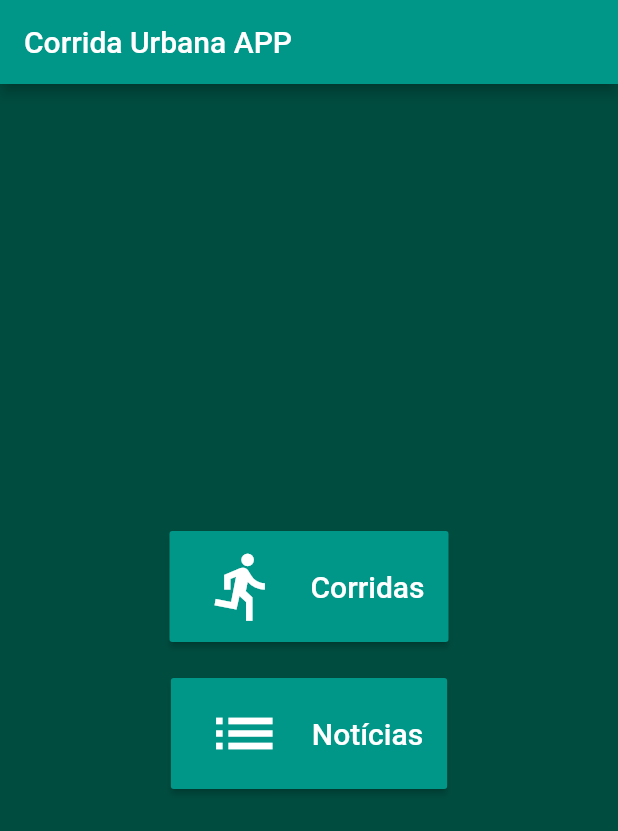
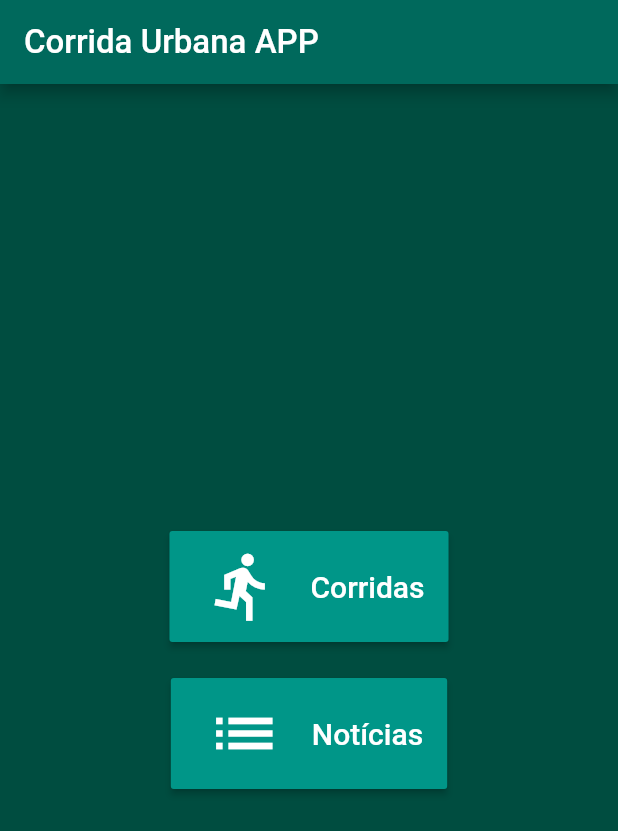
Before and after one commit to victorwardi/CorridaUrbanaFlutter, a Flutter app: the screen it shows after launch, on a phone screen of 412 x 824 dp. Shown: the top 831 px of the screen. Run offline on Flutter 3.47's test engine with Material 2 defaults, Android fonts, the phone set to English and light mode, and no system bars; missing offline and left inert: flutter_html_view, map_view.

```diff
--- a/lib/main.dart
+++ b/lib/main.dart
@@ -1,4 +1,3 @@
-
 import 'package:flutter/material.dart';
 import 'package:corrida_urbana/screen/home_screen.dart';
 
@@ -9,12 +8,35 @@ class MyApp extends StatelessWidget {
   @override
   Widget build(BuildContext context) {
     return new MaterialApp(
-      title: 'Flutter Demo',
+      title: 'Corrida Urbana',
       theme: new ThemeData(
-        primarySwatch: Colors.teal,
-        backgroundColor: Colors.black26,
+        primaryTextTheme: TextTheme(
+            body1: TextStyle(
+              color: Colors.white,
+              fontSize: 22.0,
+            ),
+            title: TextStyle(
+              color: Colors.white,
+              fontSize: 22.0,
+            ),
+        ),
+        primaryColor: Colors.teal[800],
+
+        accentColor: Colors.cyan[600],
+        iconTheme: IconThemeData(color: Colors.teal[50], size: 18.0),
+        scaffoldBackgroundColor: Colors.teal[900],
+        textTheme: TextTheme(
+          body1: TextStyle(
+            color: Colors.white,
+            fontSize: 14.0,
+          ),
+          subhead:  TextStyle(
+            color: Colors.white,
+            fontSize: 16.0,
+          ),
+        ),
       ),
-       home: new HomeScreen(),
+      home: new HomeScreen(),
       //home: new TestWidget(),
     );
   }
--- a/lib/model/corrida.dart
+++ b/lib/model/corrida.dart
@@ -45,5 +45,5 @@ main() {
   CorridaDao dao = new CorridaDao();
   Future<List<Corrida>> corridasList = dao.getCorridasPorEstado('RJ');
 
-  corridasList.then((List<Corrida> corridas) =>corridas.forEach((corrida) => print(corrida.mapa)));
+  corridasList.then((List<Corrida> corridas) =>corridas.forEach((corrida) => print(corrida.mapaLatitude )));
 }
--- a/lib/screen/home_screen.dart
+++ b/lib/screen/home_screen.dart
@@ -12,7 +12,7 @@ class HomeScreen extends StatelessWidget {
       appBar: AppBar(
         title: Text("Corrida Urbana APP"),
       ),
-      backgroundColor: Colors.teal[900],
+
 
       body: Center(
         child: Column(
```
Also changed, not shown: lib/screen/calendar_screen.dart (+17 -12 lines), lib/screen/corrida_screen.dart (+68 -56 lines), lib/screen/post_screen.dart (+11 -6 lines).
